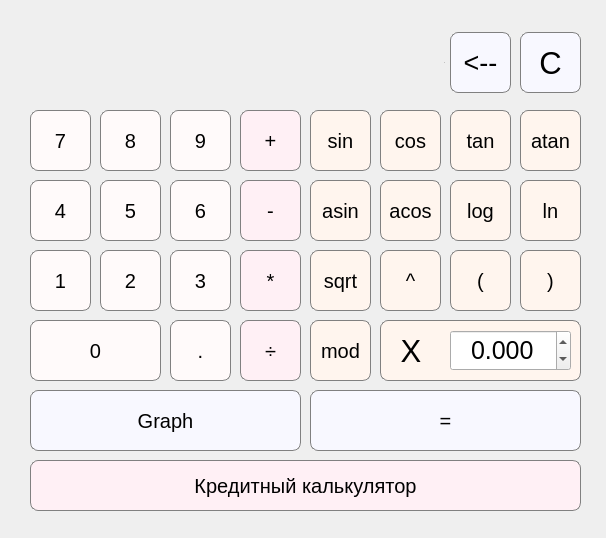
Above: src/QT_calc/mainwindow.ui from JettaJac/Calc_2.0 before the change. Below: the same form after it.
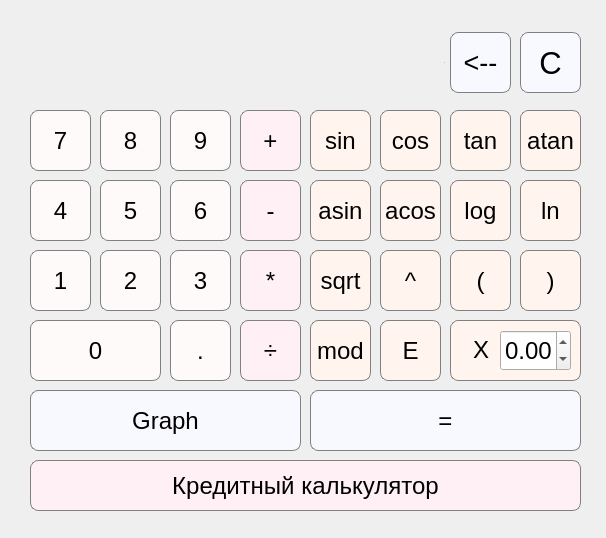
That is the form after the change.

```diff
--- a/src/QT_calc/mainwindow.ui
+++ b/src/QT_calc/mainwindow.ui
@@ -128,7 +128,7 @@
     </property>
     <property name="font">
      <font>
-      <pointsize>15</pointsize>
+      <pointsize>18</pointsize>
      </font>
     </property>
     <property name="styleSheet">
@@ -180,7 +180,7 @@
     </property>
     <property name="font">
      <font>
-      <pointsize>15</pointsize>
+      <pointsize>18</pointsize>
      </font>
     </property>
     <property name="styleSheet">
@@ -209,7 +209,7 @@
     </property>
     <property name="font">
      <font>
-      <pointsize>15</pointsize>
+      <pointsize>18</pointsize>
      </font>
     </property>
     <property name="styleSheet">
@@ -238,7 +238,7 @@
     </property>
     <property name="font">
      <font>
-      <pointsize>15</pointsize>
+      <pointsize>18</pointsize>
      </font>
     </property>
     <property name="styleSheet">
@@ -267,7 +267,7 @@
     </property>
     <property name="font">
      <font>
-      <pointsize>15</pointsize>
+      <pointsize>18</pointsize>
      </font>
     </property>
     <property name="styleSheet">
@@ -296,7 +296,7 @@
     </property>
     <property name="font">
      <font>
-      <pointsize>15</pointsize>
+      <pointsize>18</pointsize>
      </font>
     </property>
     <property name="styleSheet">
@@ -325,7 +325,7 @@
     </property>
     <property name="font">
      <font>
-      <pointsize>15</pointsize>
+      <pointsize>18</pointsize>
      </font>
     </property>
     <property name="styleSheet">
@@ -354,7 +354,7 @@
     </property>
     <property name="font">
      <font>
-      <pointsize>15</pointsize>
+      <pointsize>18</pointsize>
      </font>
     </property>
     <property name="styleSheet">
@@ -383,7 +383,7 @@
     </property>
     <property name="font">
      <font>
-      <pointsize>15</pointsize>
+      <pointsize>18</pointsize>
      </font>
     </property>
     <property name="styleSheet">
@@ -412,7 +412,7 @@
     </property>
     <property name="font">
      <font>
-      <pointsize>15</pointsize>
+      <pointsize>18</pointsize>
      </font>
     </property>
     <property name="styleSheet">
@@ -441,7 +441,7 @@
     </property>
     <property name="font">
      <font>
-      <pointsize>15</pointsize>
+      <pointsize>18</pointsize>
      </font>
     </property>
     <property name="styleSheet">
@@ -470,7 +470,7 @@
     </property>
     <property name="font">
      <font>
-      <pointsize>15</pointsize>
+      <pointsize>18</pointsize>
      </font>
     </property>
     <property name="styleSheet">
@@ -499,7 +499,7 @@
     </property>
     <property name="font">
      <font>
-      <pointsize>15</pointsize>
+      <pointsize>18</pointsize>
      </font>
     </property>
     <property name="styleSheet">
@@ -528,7 +528,7 @@
     </property>
     <property name="font">
      <font>
-      <pointsize>15</pointsize>
+      <pointsize>18</pointsize>
      </font>
     </property>
     <property name="styleSheet">
@@ -557,7 +557,7 @@
     </property>
     <property name="font">
      <font>
-      <pointsize>15</pointsize>
+      <pointsize>18</pointsize>
      </font>
     </property>
     <property name="styleSheet">
@@ -586,7 +586,7 @@
     </property>
     <property name="font">
      <font>
-      <pointsize>15</pointsize>
+      <pointsize>18</pointsize>
      </font>
     </property>
     <property name="styleSheet">
@@ -607,15 +607,15 @@
    <widget class="QPushButton" name="pushButton_x">
     <property name="geometry">
      <rect>
-      <x>382</x>
-      <y>322</y>
+      <x>452</x>
+      <y>321</y>
       <width>58</width>
       <height>58</height>
      </rect>
     </property>
     <property name="font">
      <font>
-      <pointsize>23</pointsize>
+      <pointsize>18</pointsize>
      </font>
     </property>
     <property name="styleSheet">
@@ -673,7 +673,7 @@
     </property>
     <property name="font">
      <font>
-      <pointsize>15</pointsize>
+      <pointsize>18</pointsize>
      </font>
     </property>
     <property name="styleSheet">
@@ -702,7 +702,7 @@
     </property>
     <property name="font">
      <font>
-      <pointsize>15</pointsize>
+      <pointsize>18</pointsize>
      </font>
     </property>
     <property name="styleSheet">
@@ -731,7 +731,7 @@
     </property>
     <property name="font">
      <font>
-      <pointsize>15</pointsize>
+      <pointsize>18</pointsize>
      </font>
     </property>
     <property name="styleSheet">
@@ -760,7 +760,7 @@
     </property>
     <property name="font">
      <font>
-      <pointsize>15</pointsize>
+      <pointsize>18</pointsize>
      </font>
     </property>
     <property name="styleSheet">
@@ -789,7 +789,7 @@
     </property>
     <property name="font">
      <font>
-      <pointsize>15</pointsize>
+      <pointsize>18</pointsize>
      </font>
     </property>
     <property name="styleSheet">
@@ -818,7 +818,7 @@
     </property>
     <property name="font">
      <font>
-      <pointsize>15</pointsize>
+      <pointsize>18</pointsize>
      </font>
     </property>
     <property name="styleSheet">
@@ -847,7 +847,7 @@
     </property>
     <property name="font">
      <font>
-      <pointsize>15</pointsize>
+      <pointsize>18</pointsize>
      </font>
     </property>
     <property name="styleSheet">
@@ -876,7 +876,7 @@
     </property>
     <property name="font">
      <font>
-      <pointsize>15</pointsize>
+      <pointsize>18</pointsize>
      </font>
     </property>
     <property name="styleSheet">
@@ -905,7 +905,7 @@
     </property>
     <property name="font">
      <font>
-      <pointsize>15</pointsize>
+      <pointsize>18</pointsize>
      </font>
     </property>
     <property name="styleSheet">
@@ -934,7 +934,7 @@
     </property>
     <property name="font">
      <font>
-      <pointsize>15</pointsize>
+      <pointsize>18</pointsize>
      </font>
     </property>
     <property name="styleSheet">
@@ -963,7 +963,7 @@
     </property>
     <property name="font">
      <font>
-      <pointsize>15</pointsize>
+      <pointsize>18</pointsize>
      </font>
     </property>
     <property name="styleSheet">
@@ -992,7 +992,7 @@
     </property>
     <property name="font">
      <font>
-      <pointsize>15</pointsize>
+      <pointsize>18</pointsize>
      </font>
     </property>
     <property name="styleSheet">
@@ -1021,7 +1021,7 @@
     </property>
     <property name="font">
      <font>
-      <pointsize>15</pointsize>
+      <pointsize>18</pointsize>
      </font>
     </property>
     <property name="styleSheet">
@@ -1160,15 +1160,15 @@
    <widget class="QDoubleSpinBox" name="doubleSpinBox_x">
     <property name="geometry">
      <rect>
-      <x>450</x>
+      <x>500</x>
       <y>330</y>
-      <width>121</width>
+      <width>71</width>
       <height>41</height>
      </rect>
     </property>
     <property name="font">
      <font>
-      <pointsize>19</pointsize>
+      <pointsize>18</pointsize>
       <kerning>true</kerning>
      </font>
     </property>
@@ -1182,7 +1182,7 @@
      <set>Qt::AlignCenter</set>
     </property>
     <property name="decimals">
-     <number>3</number>
+     <number>2</number>
     </property>
     <property name="minimum">
      <double>-1000000.000000000000000</double>
@@ -1205,7 +1205,7 @@
     </property>
     <property name="font">
      <font>
-      <pointsize>15</pointsize>
+      <pointsize>18</pointsize>
      </font>
     </property>
     <property name="styleSheet">
@@ -1229,16 +1229,16 @@
     </property>
     <property name="geometry">
      <rect>
-      <x>380</x>
+      <x>450</x>
       <y>320</y>
-      <width>201</width>
+      <width>131</width>
       <height>61</height>
      </rect>
     </property>
     <property name="font">
      <font>
+      <pointsize>18</pointsize>
       <italic>false</italic>
-      <bold>false</bold>
      </font>
     </property>
     <property name="styleSheet">
@@ -1268,7 +1268,7 @@
     </property>
     <property name="font">
      <font>
-      <pointsize>15</pointsize>
+      <pointsize>18</pointsize>
      </font>
     </property>
     <property name="styleSheet">
@@ -1286,6 +1286,35 @@
      <string>Кредитный калькулятор</string>
     </property>
    </widget>
+   <widget class="QPushButton" name="pushButton_E">
+    <property name="geometry">
+     <rect>
+      <x>380</x>
+      <y>320</y>
+      <width>61</width>
+      <height>61</height>
+     </rect>
+    </property>
+    <property name="font">
+     <font>
+      <pointsize>18</pointsize>
+     </font>
+    </property>
+    <property name="styleSheet">
+     <string notr="true">QPushButton {
+background-color: #FFF5EE;
+border: 1px solid gray;
+border-radius: 8px;
+}
+QPushButton:pressed {
+background-color: qlineargradient(x1: 0, y1: 0, x2: 0, y2: 1,
+								stop: 0 #BEBEBE, stop: 1 #D7D7D7);
+}</string>
+    </property>
+    <property name="text">
+     <string>E</string>
+    </property>
+   </widget>
    <zorder>result_show</zorder>
    <zorder>result_show_2</zorder>
    <zorder>pushButton_clear</zorder>
```
Left out of the diff: 1 changed line with no effect on the pictures.
